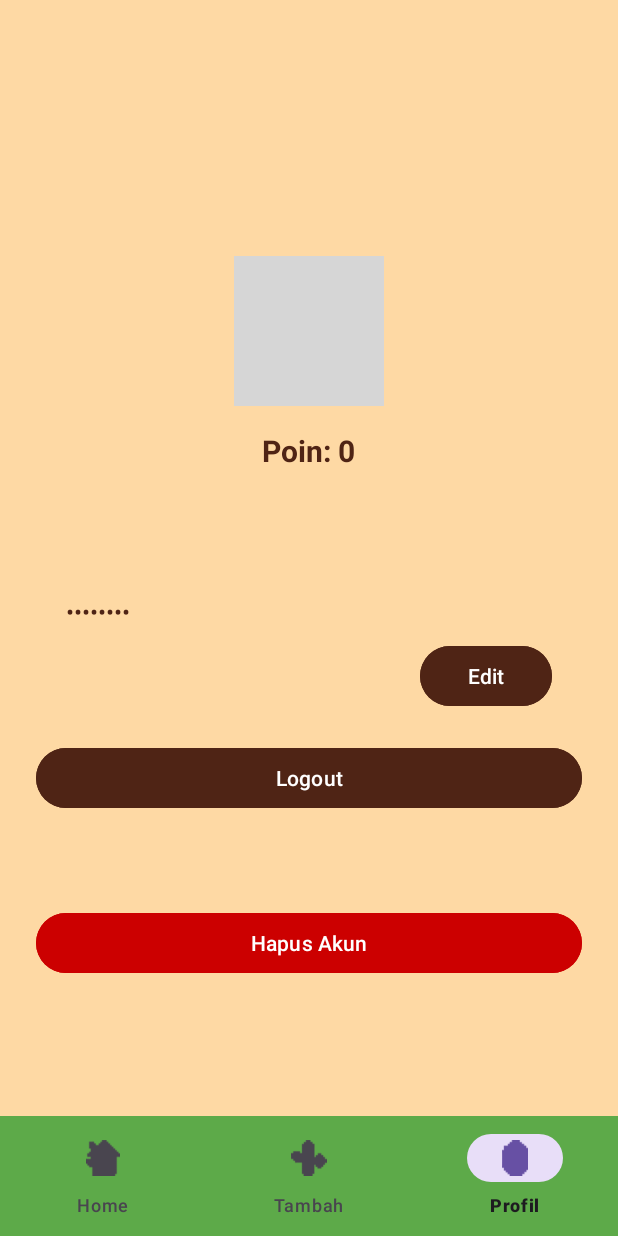
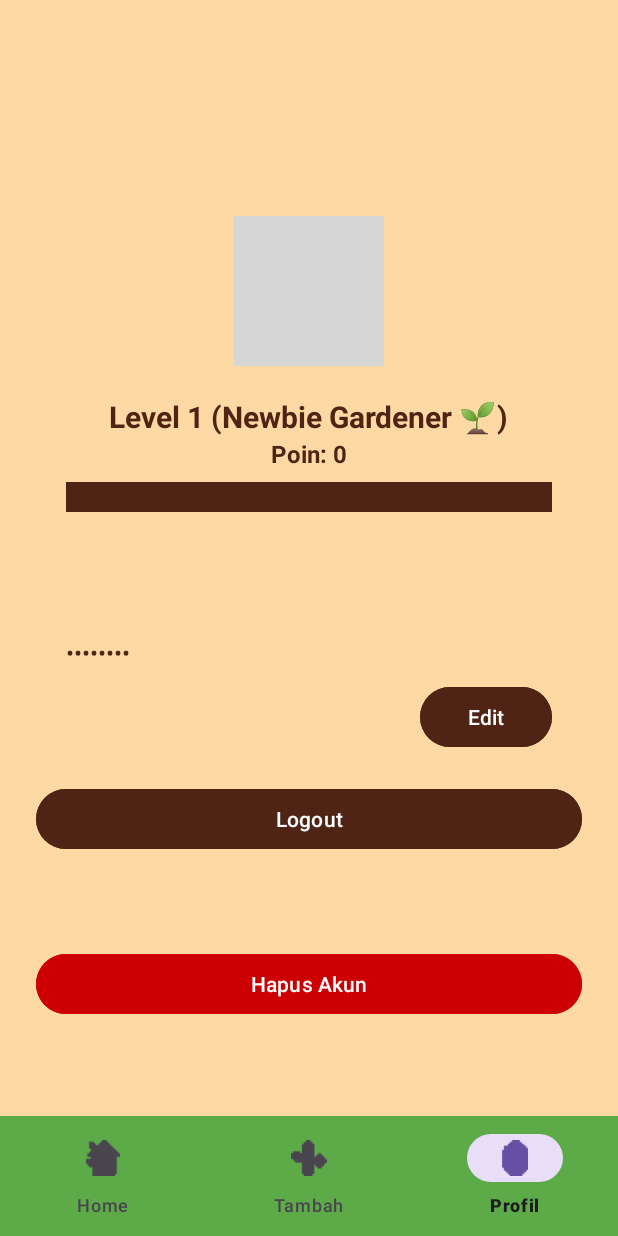
Before and after one commit to Hayunitya/GrowMate, an Android app: the ProfileFragment screen opened through its navigation route, on a phone screen of 412 x 824 dp. Run offline under Robolectric (Android 15) with nearby library versions, the phone set to English and light mode, and no system bars; our stand-ins replace CircleImageView, Firebase (no records; nobody signed in at launch, a user with empty details on screens opened directly), navigation-ui; grey boxes are pictures that could not be loaded.

Commit message:
update level

```diff
--- a/app/src/main/java/com/example/growmate/HomeFragment.kt
+++ b/app/src/main/java/com/example/growmate/HomeFragment.kt
@@ -221,13 +221,48 @@ class HomeFragment : Fragment() {
 
         userDoc.get()
             .addOnSuccessListener { snapshot ->
-                val points = snapshot.getLong("points") ?: 0
-                binding.tvPoints.text = "Poin: $points"
+                val points = snapshot.getLong("points")?.toInt() ?: 0
+                val level = getLevelFromPoints(points)
+                val label = getLevelLabel(level)
+
+                // Ganti ke tvLevelGreeting
+                binding.tvLevelGreeting.text = "Level $level - $label ($points poin)"
             }
             .addOnFailureListener {
-                binding.tvPoints.text = "Poin: -"
+                binding.tvLevelGreeting.text = "Level: -"
             }
     }
+
+    private fun getLevelFromPoints(points: Int): Int {
+        return when {
+            points >= 1000 -> 10
+            points >= 900 -> 9
+            points >= 800 -> 8
+            points >= 700 -> 7
+            points >= 600 -> 6
+            points >= 500 -> 5
+            points >= 400 -> 4
+            points >= 300 -> 3
+            points >= 200 -> 2
+            else -> 1
+        }
+    }
+
+    private fun getLevelLabel(level: Int): String {
+        return when (level) {
+            10 -> "Legendary Botanist ⭐"
+            9 -> "Botanical Legend 🌳"
+            8 -> "Garden Master 👑"
+            7 -> "Eco Enthusiast 🌍"
+            6 -> "Fertile Farmer 🚜"
+            5 -> "Plant Parent 🌿"
+            4 -> "Budding Expert 🌼"
+            3 -> "Green Thumb 🍀"
+            2 -> "Seed Starter 🌾"
+            else -> "Newbie Gardener 🌱"
+        }
+    }
+
 
     override fun onDestroyView() {
         super.onDestroyView()
--- a/app/src/main/java/com/example/growmate/ProfileFragment.kt
+++ b/app/src/main/java/com/example/growmate/ProfileFragment.kt
@@ -198,14 +198,72 @@ class ProfileFragment : Fragment() {
 
     private fun loadUserPoints() {
         val user = auth.currentUser ?: return
-        firestore.collection("users").document(user.uid).get()
+        val userRef = firestore.collection("users").document(user.uid)
+
+        userRef.get()
             .addOnSuccessListener { snapshot ->
-                val points = snapshot.getLong("points") ?: 0
+                val points = snapshot.getLong("points")?.toInt() ?: 0
+                val level = getLevelFromPoints(points)
+                val label = levelLabel(level)
+                val fullLabel = if (level == 10) "Level 10 (Legendary Botanist ⭐)" else "Level $level ($label)"
+
+                // tampilkan di UI
                 binding.tvPoints.text = "Poin: $points"
+                binding.tvLevel.text = fullLabel
+
+                // Update progress bar
+                val progress = getProgressToNextLevel(points)
+                binding.progressBarLevel.progress = progress
+
+                // simpan ke Firestore juga
+                userRef.update("level", fullLabel)
             }
             .addOnFailureListener {
                 binding.tvPoints.text = "Poin: -"
+                binding.tvLevel.text = "Level: -"
+                binding.progressBarLevel.progress = 0
             }
+    }
+
+    private fun getLevelFromPoints(points: Int): Int {
+        return when {
+            points >= 1000 -> 10
+            points >= 900 -> 9
+            points >= 800 -> 8
+            points >= 700 -> 7
+            points >= 600 -> 6
+            points >= 500 -> 5
+            points >= 400 -> 4
+            points >= 300 -> 3
+            points >= 200 -> 2
+            else -> 1
+        }
+    }
+
+    private fun levelLabel(level: Int): String {
+        return when (level) {
+            10 -> "Legendary Botanist ⭐"
+            9 -> "Botanical Legend 🌳"
+            8 -> "Garden Master 👑"
+            7 -> "Eco Enthusiast 🌍"
+            6 -> "Fertile Farmer 🚜"
+            5 -> "Plant Parent 🌿"
+            4 -> "Budding Expert 🌼"
+            3 -> "Green Thumb 🍀"
+            2 -> "Seed Starter 🌾"
+            else -> "Newbie Gardener 🌱"
+        }
+    }
+
+    private fun getProgressToNextLevel(points: Int): Int {
+        val thresholds = listOf(0, 200, 300, 400, 500, 600, 700, 800, 900, 1000, Int.MAX_VALUE)
+
+        val level = getLevelFromPoints(points)
+        val currentThreshold = thresholds[level - 1]
+        val nextThreshold = thresholds[level]
+
+        val progress = ((points - currentThreshold) * 100) / (nextThreshold - currentThreshold)
+        return progress.coerceIn(0, 100)
     }
 
     private fun exitEditMode() {
--- /dev/null
+++ b/app/src/main/res/drawable/progress_level.xml
@@ -0,0 +1,15 @@
+<?xml version="1.0" encoding="utf-8"?>
+<layer-list xmlns:android="http://schemas.android.com/apk/res/android">
+    <item android:id="@android:id/background">
+        <shape android:shape="rectangle">
+            <solid android:color="@color/brown"/>
+        </shape>
+    </item>
+    <item android:id="@android:id/progress">
+        <clip>
+            <shape android:shape="rectangle">
+                <solid android:color="@color/green"/>
+            </shape>
+        </clip>
+    </item>
+</layer-list>
--- a/app/src/main/res/layout/fragment_profile.xml
+++ b/app/src/main/res/layout/fragment_profile.xml
@@ -19,14 +19,37 @@
         android:src="@drawable/mascot" />
 
     <TextView
+        android:id="@+id/tvLevel"
+        android:layout_width="wrap_content"
+        android:layout_height="wrap_content"
+        android:text="Level: -"
+        android:textColor="@color/brown"
+        android:textStyle="bold"
+        android:textSize="20sp"
+        android:layout_marginTop="4dp"
+        android:layout_gravity="center_horizontal" />
+
+    <TextView
         android:id="@+id/tvPoints"
         android:layout_width="wrap_content"
         android:layout_height="wrap_content"
         android:text="Poin: 0"
         android:textColor="@color/brown"
-        android:textSize="20dp"
+        android:textSize="16dp"
         android:textStyle="bold"
         tools:ignore="MissingConstraints" />
+
+    <ProgressBar
+        android:id="@+id/progressBarLevel"
+        style="@android:style/Widget.ProgressBar.Horizontal"
+        android:layout_width="match_parent"
+        android:layout_height="wrap_content"
+        android:layout_marginTop="8dp"
+        android:layout_marginStart="20dp"
+        android:layout_marginEnd="20dp"
+        android:progress="0"
+        android:max="100"
+        android:progressDrawable="@drawable/progress_level" />
 
     <LinearLayout
         android:layout_width="match_parent"
```
Also changed, not shown: app/src/main/java/com/example/growmate/repository/PlantRepository.kt (+11 -0 lines), app/src/main/java/com/example/growmate/viewmodel/PlantViewModel.kt (+30 -0 lines), app/src/main/res/layout/fragment_home.xml (+6 -7 lines).
